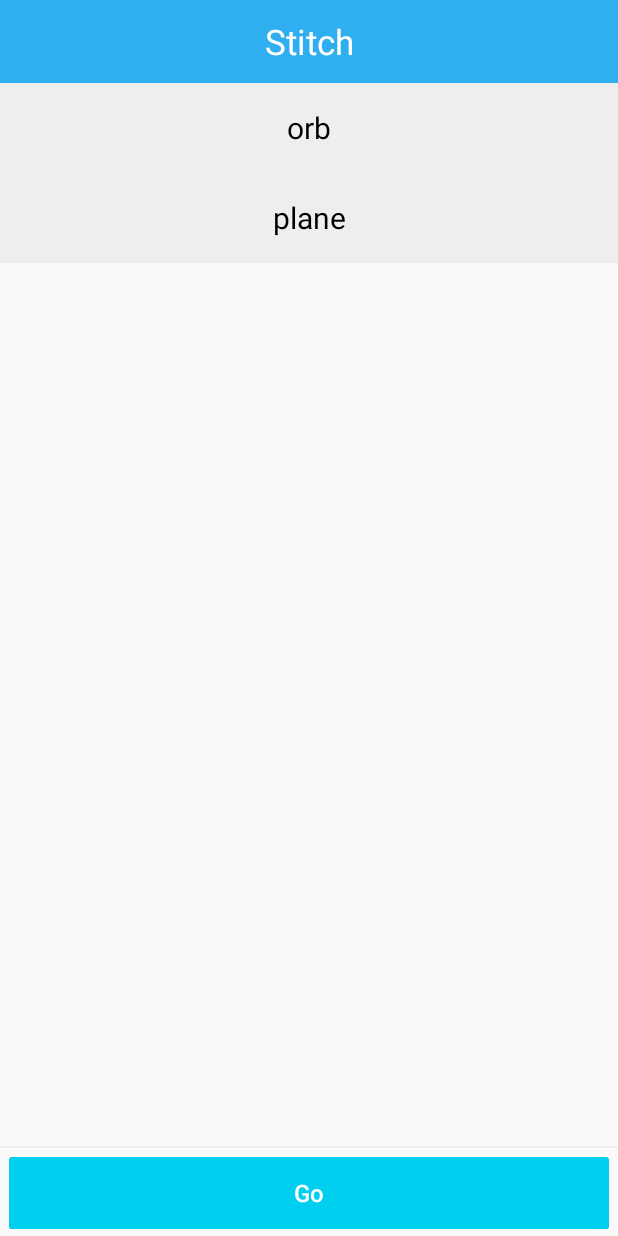
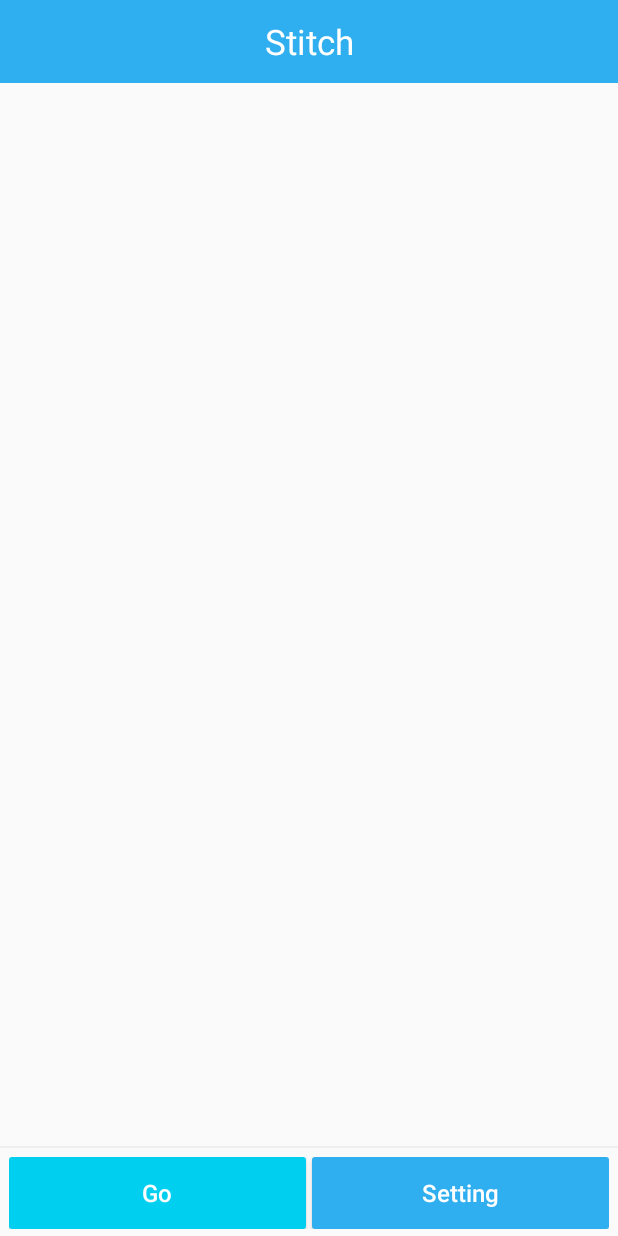
Before and after one commit to darkin-blade/stitch_android, an Android app: the screen it shows after launch (MainActivity), on a phone screen of 412 x 824 dp. Run offline under Robolectric (Android 15) with nearby library versions, the phone set to English and light mode, and no system bars; 2 statements that could not run were skipped.

Commit message:
todo:本地合成ui

```diff
--- a/app/src/main/java/com/example/stitch/MainActivity.java
+++ b/app/src/main/java/com/example/stitch/MainActivity.java
@@ -4,16 +4,15 @@ import androidx.appcompat.app.AppCompatActivity;
 import androidx.core.app.ActivityCompat;
 
 import android.content.Context;
+import android.content.DialogInterface;
 import android.content.pm.PackageManager;
 import android.graphics.Bitmap;
 import android.graphics.Color;
 import android.os.Bundle;
 import android.util.Log;
 import android.view.View;
-import android.widget.ArrayAdapter;
 import android.widget.Button;
 import android.widget.ImageView;
-import android.widget.Spinner;
 import android.widget.TextView;
 import android.widget.Toast;
 
@@ -22,16 +21,18 @@ import org.opencv.android.Utils;
 import org.opencv.core.Mat;
 import org.opencv.imgproc.Imgproc;
 
-public class MainActivity extends AppCompatActivity {
+public class MainActivity extends AppCompatActivity implements DialogInterface.OnDismissListener {
     static public int window_num;
     static public String appPath = null;// app路径
 
-    static public final int MAIN = 0;
+    static public final int MAIN = 0,
+            LOCAL_RECOGNIZE = 1,
+            LOCAL_RECOGNIZE_PARAM = 2;
 
-    Spinner featuresList;
-    Spinner warpList;
-    Spinner waveCorrectList;// 波形矫正
-    Button button_1;
+    static public LocalRecognize localRecognize;// 本地识别
+
+    // protected
+    Button btnLocalRecognize;
 
     // 初始化opencv java
     static {
@@ -50,7 +51,7 @@ public class MainActivity extends AppCompatActivity {
     @Override
     protected void onCreate(Bundle savedInstanceState) {
         super.onCreate(savedInstanceState);
-        setContentView(R.layout.main_activity);
+        setContentView(R.layout.local_recognize);
 
         initApp();
         initUI();
@@ -67,69 +68,21 @@ public class MainActivity extends AppCompatActivity {
 
         // 初始化路径字符串
         appPath = getExternalFilesDir("").getAbsolutePath();
+
+        // 初始化 dialog
+        // 初始化 组件
+        localRecognize = new LocalRecognize();
     }
 
     public void initUI() {
-        // 按钮
-        button_1 = findViewById(R.id.button_1);
+        btnLocalRecognize = findViewById(R.id.local_recognize);
 
-        // 下拉菜单
-        featuresList = findViewById(R.id.features_type);
-        warpList = findViewById(R.id.wrap_type);
-
-        String[] tmpString = new String[]{"orb", "akaze"};
-        ArrayAdapter<String> tmpAdapter = new ArrayAdapter<String>(this, R.layout.spinner_1, tmpString);
-        featuresList.setAdapter(tmpAdapter);
-
-        tmpString = new String[]{"plane", "affine", "cylindrical", "spherical"};
-        tmpAdapter = new ArrayAdapter<>(this, R.layout.spinner_1, tmpString);
-        warpList.setAdapter(tmpAdapter);
-
-        button_1.setOnClickListener(new View.OnClickListener() {
+        btnLocalRecognize.setOnClickListener(new View.OnClickListener() {
             @Override
             public void onClick(View v) {
-                simpleTest();
+                localRecognize.show(getSupportFragmentManager(), "local recognize");
             }
         });
-    }
-
-    public void simpleTest() {
-        String featuresType = (String) featuresList.getSelectedItem();
-        String warpType = (String) warpList.getSelectedItem();
-        String[] imgPaths = new String[2];
-
-        for (int i = 0; i < 2; i ++) {
-            imgPaths[i] = appPath + "/boat" + (i + 1) + ".jpg";
-        }
-
-        Mat matBGR = new Mat();
-        int result = stitch_e(
-                imgPaths,
-                featuresType,
-                warpType,
-                matBGR.getNativeObjAddr()
-        );
-
-        if (result != 0) {
-            infoLog("failed");
-            return;
-        } else {
-            infoLog("mat size " + matBGR.cols() + ", " + matBGR.rows());
-            if (matBGR.cols() * matBGR.rows() == 0) {
-                return;
-            }
-        }
-
-        Bitmap bitmap = Bitmap.createBitmap(matBGR.cols(), matBGR.rows(), Bitmap.Config.ARGB_8888);
-
-        // BGR转RGB
-        Mat matRGB = new Mat();
-        Imgproc.cvtColor(matBGR, matRGB, Imgproc.COLOR_BGR2RGB);
-        Utils.matToBitmap(matRGB, bitmap);
-
-        // 显示图片
-        ImageView imageView = findViewById(R.id.sample_img);
-        imageView.setImageBitmap(bitmap);
     }
 
     public void midTest() {
@@ -155,11 +108,11 @@ public class MainActivity extends AppCompatActivity {
     }
 
     // native 方法
-
-    public native int stitch_e(
+    static public native int stitch_e(
             String[] imgPaths,
             String featuresType,
             String wrapType,
+            String waveCorrectType,
             long result
     );
 
@@ -168,4 +121,9 @@ public class MainActivity extends AppCompatActivity {
     public native void sendString(String[] imgPaths);
     public native void findPoint(String imgPath, long result);// 查找特征点
     public native void matchPoint(String[] imgPaths, long result);// 匹配特征点
+
+    @Override
+    public void onDismiss(DialogInterface dialog) {
+        ;// TODO
+    }
 }
--- /dev/null
+++ b/app/src/main/res/layout/local_recognize.xml
@@ -0,0 +1,70 @@
+<?xml version="1.0" encoding="utf-8"?>
+<LinearLayout
+    xmlns:android="http://schemas.android.com/apk/res/android"
+    xmlns:app="http://schemas.android.com/apk/res-auto"
+    xmlns:tools="http://schemas.android.com/tools"
+    android:layout_width="match_parent"
+    android:layout_height="match_parent"
+    android:orientation="vertical"
+    android:background="@color/grey">
+
+    <TextView
+        style="@style/bar_1"
+        android:text="Stitch">
+    </TextView>
+
+    <androidx.constraintlayout.widget.ConstraintLayout
+        android:layout_width="match_parent"
+        android:layout_height="match_parent">
+
+        <LinearLayout
+            android:layout_width="match_parent"
+            android:layout_height="match_parent"
+            android:orientation="vertical"
+            android:layout_marginBottom="@dimen/bottom_1">
+
+            <ImageView
+                android:id="@+id/sample_img"
+                android:layout_width="match_parent"
+                android:layout_height="wrap_content"
+                android:layout_marginBottom="@dimen/bottom_1">
+            </ImageView>
+
+        </LinearLayout>
+
+        <LinearLayout
+            android:layout_width="match_parent"
+            android:layout_height="@dimen/bottom_1"
+            android:background="@color/grey"
+            android:orientation="vertical"
+            app:layout_constraintBottom_toBottomOf="parent">
+
+            <View
+                style="@style/line">
+            </View>
+
+            <LinearLayout
+                android:layout_width="match_parent"
+                android:layout_height="60dp"
+                android:padding="6dp"
+                android:orientation="horizontal">
+
+                <Button
+                    android:id="@+id/button_1"
+                    style="@style/button_1"
+                    android:layout_marginRight="2dp"
+                    android:text="Go"/>
+                <Button
+                    android:id="@+id/button_2"
+                    android:layout_marginLeft="2dp"
+                    style="@style/button_2"
+                    android:text="Setting"/>
+
+            </LinearLayout>
+
+        </LinearLayout>
+
+    </androidx.constraintlayout.widget.ConstraintLayout>
+
+
+</LinearLayout>
--- a/app/src/main/res/layout/main_activity.xml
+++ b/app/src/main/res/layout/main_activity.xml
@@ -1,8 +1,6 @@
 <?xml version="1.0" encoding="utf-8"?>
-<LinearLayout
-    xmlns:android="http://schemas.android.com/apk/res/android"
+<LinearLayout xmlns:android="http://schemas.android.com/apk/res/android"
     xmlns:app="http://schemas.android.com/apk/res-auto"
-    xmlns:tools="http://schemas.android.com/tools"
     android:layout_width="match_parent"
     android:layout_height="match_parent"
     android:orientation="vertical"
@@ -13,66 +11,35 @@
         android:text="Stitch">
     </TextView>
 
-    <androidx.constraintlayout.widget.ConstraintLayout
+
+    <LinearLayout
         android:layout_width="match_parent"
-        android:layout_height="match_parent">
+        android:layout_height="match_parent"
+        android:paddingVertical="10dp"
+        android:orientation="vertical">
 
-        <ScrollView
-            android:layout_width="match_parent"
-            android:layout_height="match_parent"
-            android:layout_marginBottom="@dimen/bottom_1"
-            app:layout_constraintTop_toTopOf="parent">
-            <LinearLayout
-                android:layout_width="match_parent"
-                android:layout_height="wrap_content"
-                android:orientation="vertical">
+        <Button
+            android:id="@+id/local_recognize"
+            style="@style/item_1"
+            android:text="Local Recognize">
+        </Button>
+        <Button
+            style="@style/item_2"
+            android:text="TODO">
+        </Button>
+        <Button
+            style="@style/item_3"
+            android:text="TODO">
+        </Button>
+        <Button
+            style="@style/item_4"
+            android:text="TODO">
+        </Button>
+        <Button
+            style="@style/item_7"
+            android:text="TODO">
+        </Button>
 
-                <Spinner
-                    android:id="@+id/features_type"
-                    style="@style/select_1">
-                </Spinner>
-                <Spinner
-                    android:id="@+id/wrap_type"
-                    style="@style/select_1">
-                </Spinner>
-
-                <ImageView
-                    android:id="@+id/sample_img"
-                    android:layout_width="match_parent"
-                    android:layout_height="match_parent"
-                    android:layout_marginBottom="@dimen/bottom_1">
-                </ImageView>
-
-            </LinearLayout>
-        </ScrollView>
-
-        <LinearLayout
-            android:layout_width="match_parent"
-            android:layout_height="@dimen/bottom_1"
-            android:background="@color/grey"
-            android:orientation="vertical"
-            app:layout_constraintBottom_toBottomOf="parent">
-
-            <View
-                style="@style/line">
-            </View>
-
-            <LinearLayout
-                android:layout_width="match_parent"
-                android:layout_height="60dp"
-                android:padding="6dp"
-                android:orientation="horizontal">
-
-                <Button
-                    android:id="@+id/button_1"
-                    style="@style/button_1"
-                    android:text="Go"/>
-
-            </LinearLayout>
-
-        </LinearLayout>
-
-    </androidx.constraintlayout.widget.ConstraintLayout>
-
+    </LinearLayout>
 
 </LinearLayout>
--- a/app/src/main/res/values/styles_tab.xml
+++ b/app/src/main/res/values/styles_tab.xml
@@ -51,6 +51,9 @@
         <item name="android:layout_width">match_parent</item>
         <item name="android:layout_height">60dp</item>
         <item name="android:gravity">center</item>
+        <item name="android:layout_marginRight">4dp</item>
+        <item name="android:layout_marginLeft">4dp</item>
+        <item name="android:layout_marginTop">4dp</item>
     </style>
 
     <!-- 分割线线 -->
```
Also changed, not shown: app/src/main/java/com/example/stitch/LocalRecognize.java (added, +115 -0 lines), app/src/main/java/com/example/stitch/LocalRecognizeParam.java (added, +94 -0 lines), app/src/main/res/layout/stitch_param.xml (added, +75 -0 lines), 1 other file.
